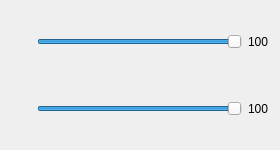
This is slidersofparam.ui in ValeryStk/satellite_comparator as Qt 5 draws it before an edit. The edited form follows.
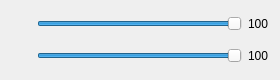
This is the edited form.

What changed in the file:
```diff
--- a/slidersofparam.ui
+++ b/slidersofparam.ui
@@ -7,19 +7,19 @@
     <x>0</x>
     <y>0</y>
     <width>280</width>
-    <height>150</height>
+    <height>80</height>
    </rect>
   </property>
   <property name="minimumSize">
    <size>
     <width>280</width>
-    <height>150</height>
+    <height>80</height>
    </size>
   </property>
   <property name="maximumSize">
    <size>
     <width>280</width>
-    <height>150</height>
+    <height>80</height>
    </size>
   </property>
   <property name="windowTitle">
@@ -54,6 +54,18 @@
            <verstretch>0</verstretch>
           </sizepolicy>
          </property>
+         <property name="minimumSize">
+          <size>
+           <width>0</width>
+           <height>20</height>
+          </size>
+         </property>
+         <property name="maximumSize">
+          <size>
+           <width>16777215</width>
+           <height>20</height>
+          </size>
+         </property>
          <property name="maximum">
           <number>100</number>
          </property>
@@ -103,6 +115,18 @@
            <verstretch>0</verstretch>
           </sizepolicy>
          </property>
+         <property name="minimumSize">
+          <size>
+           <width>0</width>
+           <height>20</height>
+          </size>
+         </property>
+         <property name="maximumSize">
+          <size>
+           <width>16777215</width>
+           <height>20</height>
+          </size>
+         </property>
          <property name="minimum">
           <number>0</number>
          </property>
```
